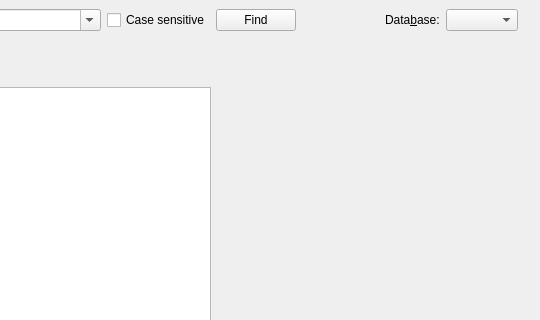
This is SearchPage.ui in otengler/CodeBeagle as Qt 5 draws it before an edit; both pictures show x 630 to 1170 and y 0 to 320 of the 1170 by 644 pixel window. The edited form follows.
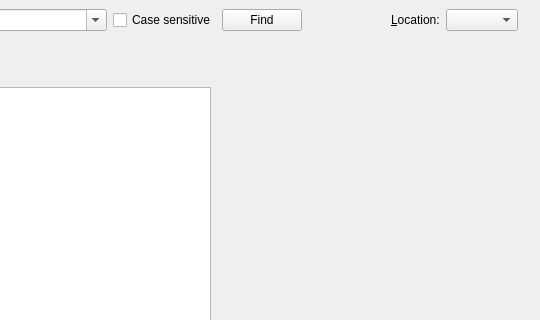
This is the edited form. Icons and pictures are not drawn. Custom widgets are drawn as their Qt base class.

Commit message: Continued work on search location dialog

```diff
--- a/SearchPage.ui
+++ b/SearchPage.ui
@@ -238,7 +238,7 @@
       <item>
        <widget class="QLabel" name="labelDB">
         <property name="text">
-         <string>Data&amp;base:</string>
+         <string>&amp;Location:</string>
         </property>
         <property name="buddy">
          <cstring>comboDB</cstring>
```
Left out of the diff: 12 changed lines with no effect on the pictures. The commit also changes 15 other files.
